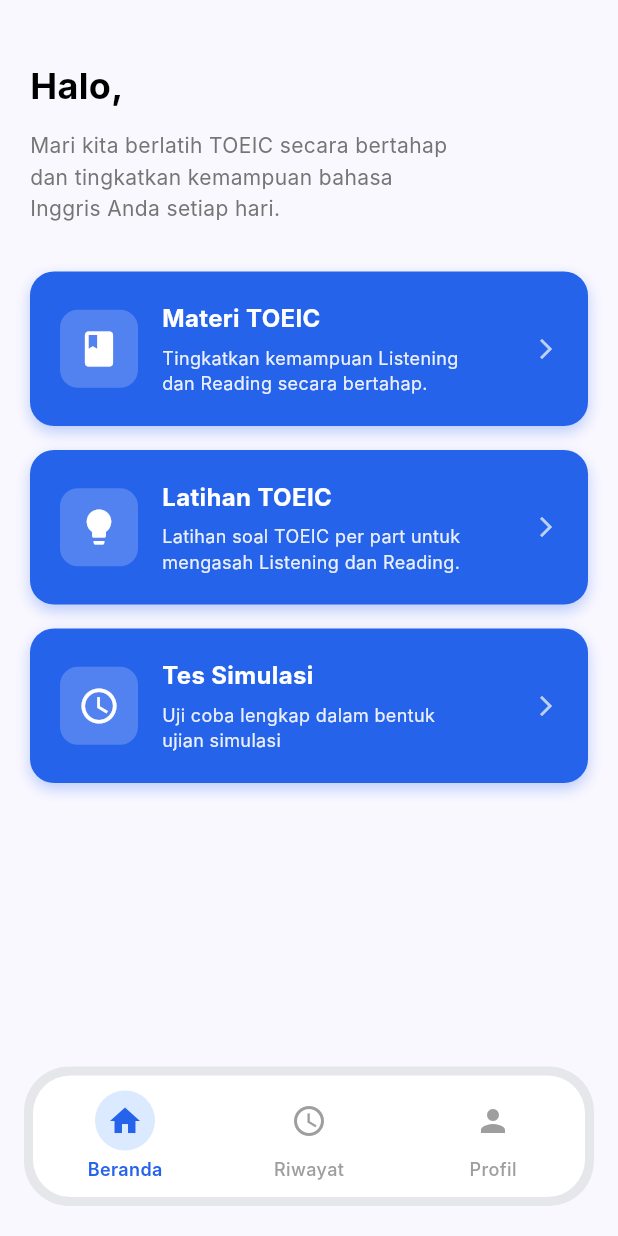
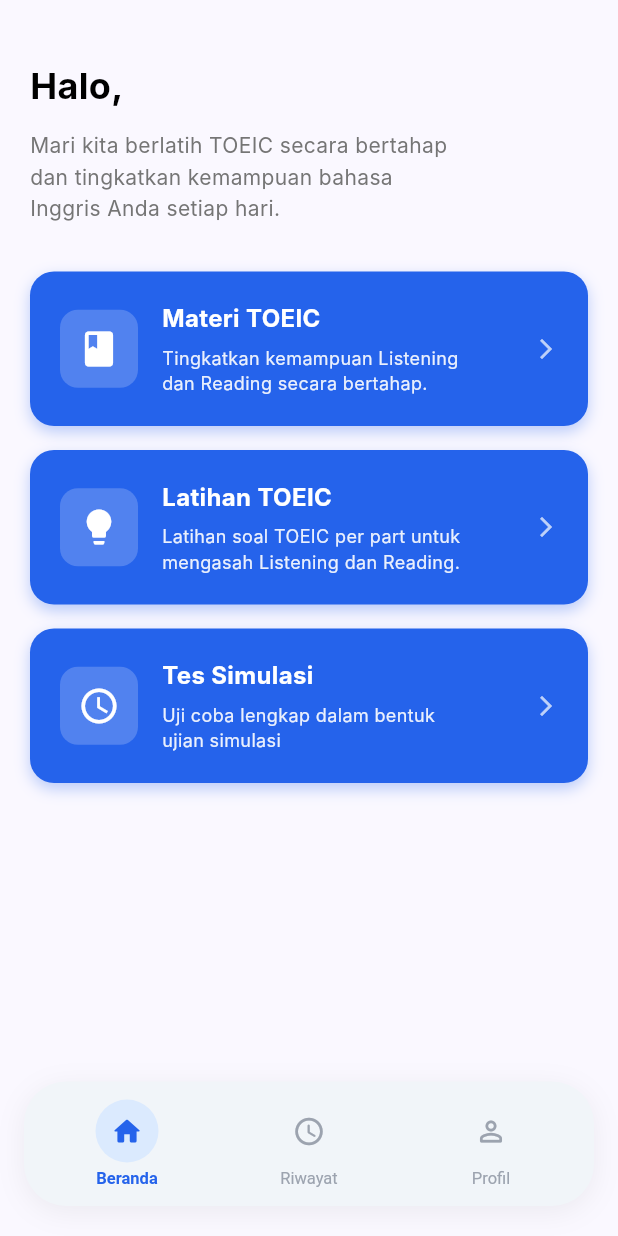
Before and after one commit to RisqiTia/toeic-prep, a Flutter app: the BerandaScreen screen opened directly with empty values, on a phone screen of 412 x 824 dp. Run offline on Flutter 3.47's test engine with Material 3 defaults, Android fonts, the phone set to English and light mode, and no system bars; our stand-ins replace shared_preferences; accounts and stored records are empty; network calls fail; Roboto replaces fonts that are missing (Inter).

Commit message:
update navigasi auth & beranda

```diff
--- a/lib/main.dart
+++ b/lib/main.dart
@@ -1,8 +1,7 @@
 import 'package:flutter/material.dart';
-import 'screens/home/beranda.dart';
 import 'services/user_session.dart';
 import 'screens/auth/login_screen.dart';
-// import 'screens/home/home_screen.dart'; // ← uncomment setelah home dibuat
+import 'screens/home/beranda.dart';
 
 void main() async {
   WidgetsFlutterBinding.ensureInitialized();
--- a/lib/screens/auth/login_screen.dart
+++ b/lib/screens/auth/login_screen.dart
@@ -2,7 +2,7 @@
 import '../../services/api_service.dart';
 import '../../services/user_session.dart';
 import 'register_screen.dart';
-// import '../home/home_screen.dart'; // ← uncomment setelah home dibuat
+import '../../screens/home/beranda.dart';
 
 class LoginScreen extends StatefulWidget {
   const LoginScreen({super.key});
@@ -55,20 +55,14 @@
 
       if (!mounted) return;
 
-      // Navigasi ke Home
-      // Navigator.pushAndRemoveUntil(
-      //   context,
-      //   MaterialPageRoute(builder: (_) => const HomeScreen()),
-      //   (_) => false,
-      // );
-
       // ── Sementara (sebelum Home dibuat): tampilkan snackbar ─
-      ScaffoldMessenger.of(context).showSnackBar(
-        SnackBar(
-          content        : Text('Selamat datang, ${user['name']}! 👋'),
-          backgroundColor: const Color(0xFF2563EB),
-          behavior       : SnackBarBehavior.floating,
+      if (!mounted) return;
+      Navigator.pushAndRemoveUntil(
+        context,
+        MaterialPageRoute(
+          builder: (_) => BerandaScreen(userName: user['name']),
         ),
+        (_) => false,
       );
     } else {
       setState(() => _errorMessage = result['message'] ?? 'Email atau password salah');
--- a/lib/screens/auth/skill_level_screen.dart
+++ b/lib/screens/auth/skill_level_screen.dart
@@ -133,7 +133,7 @@
               Expanded(
                 child: ListView.separated(
                   itemCount    : _levels.length,
-                  separatorBuilder: (_, __) => const SizedBox(height: 12),
+                  separatorBuilder: (_, _) => const SizedBox(height: 12),
                   itemBuilder  : (_, i) {
                     final level    = _levels[i];
                     final selected = _selectedLevel == level['value'];
--- a/lib/widgets/bottom_navbar.dart
+++ b/lib/widgets/bottom_navbar.dart
@@ -12,28 +12,26 @@
 
   @override
   Widget build(BuildContext context) {
-    return Padding(
-      padding: const EdgeInsets.fromLTRB(16, 0, 16, 20),
-      child: Container(
-        padding: const EdgeInsets.all(6),
-        decoration: BoxDecoration(
-          color: const Color(0xFFE5E7EB), // abu-abu luar
-          borderRadius: BorderRadius.circular(30),
-        ),
-        child: Container(
-          padding: const EdgeInsets.symmetric(vertical: 10),
-          decoration: BoxDecoration(
-            color: Colors.white, // kotak putih dalam
-            borderRadius: BorderRadius.circular(25),
+    return Container(
+      margin: const EdgeInsets.fromLTRB(16, 0, 16, 20),
+      padding: const EdgeInsets.symmetric(vertical: 12, horizontal: 8),
+      decoration: BoxDecoration(
+        color: const Color(0xFFF1F5F9),
+        borderRadius: BorderRadius.circular(28),
+        boxShadow: [
+          BoxShadow(
+            color: Colors.black.withOpacity(0.06),
+            blurRadius: 16,
+            offset: const Offset(0, 4),
           ),
-          child: Row(
-            children: [
-              _buildNavItem(Icons.home, 'Beranda', 0),
-              _buildNavItem(Icons.access_time, 'Riwayat', 1),
-              _buildNavItem(Icons.person, 'Profil', 2),
-            ],
-          ),
-        ),
+        ],
+      ),
+      child: Row(
+        children: [
+          _buildNavItem(Icons.home_rounded, 'Beranda', 0),
+          _buildNavItem(Icons.access_time_rounded, 'Riwayat', 1),
+          _buildNavItem(Icons.person_outline_rounded, 'Profil', 2),
+        ],
       ),
     );
   }
@@ -44,31 +42,39 @@
     return Expanded(
       child: GestureDetector(
         onTap: () => onTap(index),
+        behavior: HitTestBehavior.opaque,
         child: Column(
           mainAxisSize: MainAxisSize.min,
           children: [
-            // ICON + background bulat saat aktif
-            Container(
-              padding: const EdgeInsets.all(8),
+            // Icon — bulat biru saat aktif, transparan saat tidak
+            AnimatedContainer(
+              duration: const Duration(milliseconds: 200),
+              padding: const EdgeInsets.all(10),
               decoration: BoxDecoration(
                 color: isActive
-                    ? const Color(0xFFDBEAFE) // biru muda
+                    ? const Color(0xFFDBEAFE)
                     : Colors.transparent,
                 shape: BoxShape.circle,
               ),
               child: Icon(
                 icon,
-                color: isActive ? const Color(0xFF2563EB) : Colors.grey,
+                size: 22,
+                color: isActive
+                    ? const Color(0xFF2563EB)
+                    : const Color(0xFF9CA3AF),
               ),
             ),
             const SizedBox(height: 4),
-            Text(
-              label,
+            AnimatedDefaultTextStyle(
+              duration: const Duration(milliseconds: 200),
               style: TextStyle(
-                fontSize: 12,
-                fontWeight: isActive ? FontWeight.w600 : FontWeight.w500,
-                color: isActive ? const Color(0xFF2563EB) : Colors.grey,
+                fontSize: 11,
+                fontWeight: isActive ? FontWeight.w600 : FontWeight.w400,
+                color: isActive
+                    ? const Color(0xFF2563EB)
+                    : const Color(0xFF9CA3AF),
               ),
+              child: Text(label),
             ),
           ],
         ),
```
